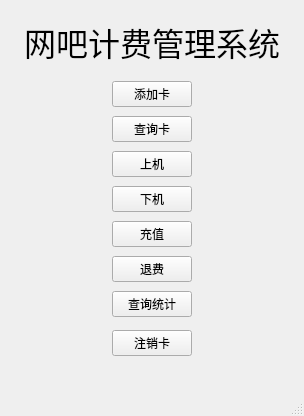
This is src/view/menu.ui in funnyjacy/cybercafe as Qt 5 draws it before an edit. The edited form follows.
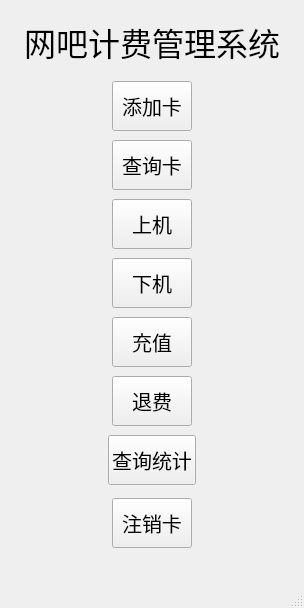
This is the edited form.

```diff
--- a/src/view/menu.ui
+++ b/src/view/menu.ui
@@ -7,7 +7,7 @@
     <x>0</x>
     <y>0</y>
     <width>304</width>
-    <height>388</height>
+    <height>594</height>
    </rect>
   </property>
   <property name="windowTitle">
@@ -99,6 +99,17 @@
           </item>
           <item>
            <widget class="QPushButton" name="pushButton_4">
+            <property name="minimumSize">
+             <size>
+              <width>0</width>
+              <height>50</height>
+             </size>
+            </property>
+            <property name="font">
+             <font>
+              <pointsize>15</pointsize>
+             </font>
+            </property>
             <property name="text">
              <string>上机</string>
             </property>
@@ -141,6 +152,17 @@
           </item>
           <item>
            <widget class="QPushButton" name="pushButton_5">
+            <property name="minimumSize">
+             <size>
+              <width>0</width>
+              <height>50</height>
+             </size>
+            </property>
+            <property name="font">
+             <font>
+              <pointsize>15</pointsize>
+             </font>
+            </property>
             <property name="text">
              <string>下机</string>
             </property>
@@ -189,6 +211,17 @@
           </item>
           <item>
            <widget class="QPushButton" name="pushButton_2">
+            <property name="minimumSize">
+             <size>
+              <width>0</width>
+              <height>50</height>
+             </size>
+            </property>
+            <property name="font">
+             <font>
+              <pointsize>15</pointsize>
+             </font>
+            </property>
             <property name="text">
              <string>充值</string>
             </property>
@@ -231,6 +264,17 @@
           </item>
           <item>
            <widget class="QPushButton" name="Qadd">
+            <property name="minimumSize">
+             <size>
+              <width>40</width>
+              <height>50</height>
+             </size>
+            </property>
+            <property name="font">
+             <font>
+              <pointsize>15</pointsize>
+             </font>
+            </property>
             <property name="text">
              <string>添加卡</string>
             </property>
@@ -282,6 +326,17 @@
           </item>
           <item>
            <widget class="QPushButton" name="pushButton_6">
+            <property name="minimumSize">
+             <size>
+              <width>0</width>
+              <height>50</height>
+             </size>
+            </property>
+            <property name="font">
+             <font>
+              <pointsize>15</pointsize>
+             </font>
+            </property>
             <property name="text">
              <string>退费</string>
             </property>
@@ -323,7 +378,18 @@
            </spacer>
           </item>
           <item>
-           <widget class="QPushButton" name="pushButton_3">
+           <widget class="QPushButton" name="Qquery">
+            <property name="minimumSize">
+             <size>
+              <width>0</width>
+              <height>50</height>
+             </size>
+            </property>
+            <property name="font">
+             <font>
+              <pointsize>15</pointsize>
+             </font>
+            </property>
             <property name="text">
              <string>查询卡</string>
             </property>
@@ -366,6 +432,18 @@
           </item>
           <item>
            <widget class="QPushButton" name="pushButton_8">
+            <property name="minimumSize">
+             <size>
+              <width>0</width>
+              <height>50</height>
+             </size>
+            </property>
+            <property name="font">
+             <font>
+              <family>Segoe MDL2 Assets</family>
+              <pointsize>15</pointsize>
+             </font>
+            </property>
             <property name="text">
              <string>注销卡</string>
             </property>
@@ -411,6 +489,17 @@
           </item>
           <item>
            <widget class="QPushButton" name="pushButton_7">
+            <property name="minimumSize">
+             <size>
+              <width>0</width>
+              <height>50</height>
+             </size>
+            </property>
+            <property name="font">
+             <font>
+              <pointsize>15</pointsize>
+             </font>
+            </property>
             <property name="text">
              <string>查询统计</string>
             </property>
```
